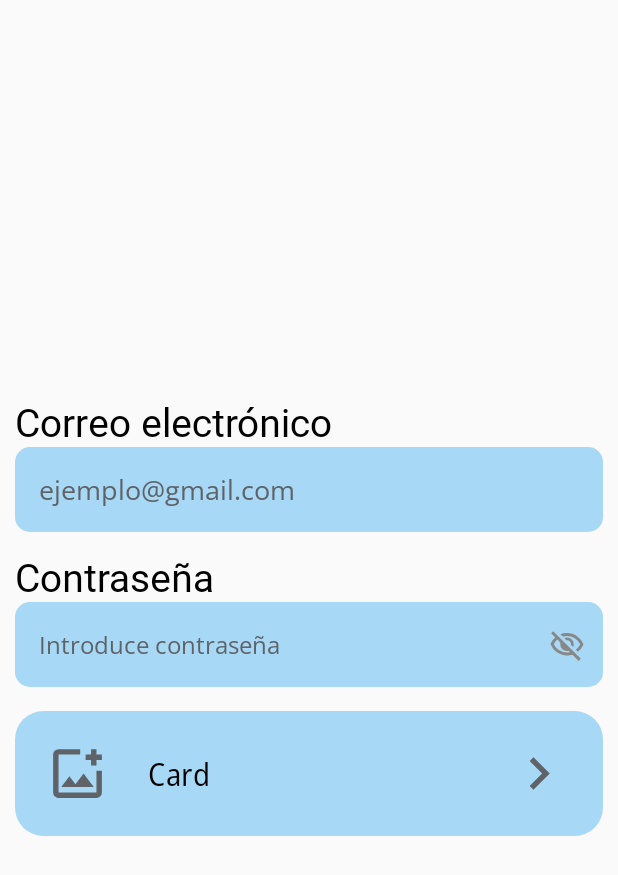
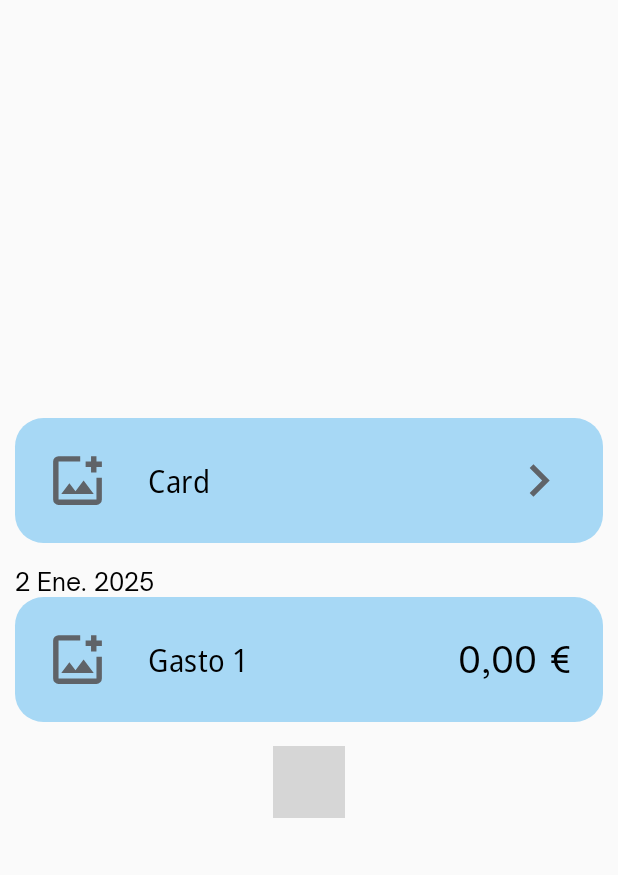
Before and after one commit to AlvaroDeMiguel/PTD-app, an Android app built with Jetpack Compose: the screen it shows after launch (MainActivity), on a phone screen of 412 x 824 dp. Shown: the top 875 px of the screen. Run offline under Robolectric (Android 15) with nearby library versions, the phone set to English and light mode, and no system bars; Roboto replaces fonts that are not available here; 3 statements that could not run were skipped; grey boxes are pictures that could not be loaded.

Commit message:
Commit - varios cards creados funcionales

```diff
--- a/app/src/main/java/com/example/ptdapp/MainActivity.kt
+++ b/app/src/main/java/com/example/ptdapp/MainActivity.kt
@@ -3,28 +3,20 @@
 import android.os.Bundle
 import androidx.activity.ComponentActivity
 import androidx.activity.compose.setContent
-import androidx.activity.enableEdgeToEdge
 import androidx.compose.foundation.layout.Arrangement
 import androidx.compose.foundation.layout.Column
 import androidx.compose.foundation.layout.Spacer
 import androidx.compose.foundation.layout.fillMaxSize
 import androidx.compose.foundation.layout.height
 import androidx.compose.foundation.layout.padding
-import androidx.compose.material3.Scaffold
-import androidx.compose.material3.Text
 import androidx.compose.runtime.Composable
-import androidx.compose.runtime.remember
 import androidx.compose.ui.Alignment
 import androidx.compose.ui.Modifier
-import androidx.compose.ui.graphics.Color
-import androidx.compose.ui.platform.LocalContext
-import androidx.compose.ui.text.TextStyle
-import androidx.compose.ui.text.font.Font
-import androidx.compose.ui.text.font.FontFamily
-import androidx.compose.ui.text.font.FontWeight
 import androidx.compose.ui.tooling.preview.Preview
 import androidx.compose.ui.unit.dp
+import com.example.ptdapp.ui.components.CustomCardGasto
 import com.example.ptdapp.ui.components.CustomCardInicio
+import com.example.ptdapp.ui.components.CustomCardSaldo
 import com.example.ptdapp.ui.components.CustomTextField
 import com.example.ptdapp.ui.components.CustomTextFieldPassword
 import com.example.ptdapp.ui.theme.PTDAppTheme
@@ -49,11 +41,11 @@
         horizontalAlignment = Alignment.CenterHorizontally,
 
     ) {
-        CustomTextField(label = "Correo electrónico", placeholder = "ejemplo@gmail.com")
+        CustomCardInicio(text = "Card")
         Spacer(modifier = Modifier.height(16.dp))
-        CustomTextFieldPassword(label = "Contraseña",placeholder = "Introduce contraseña")
+        CustomCardGasto(fecha = "2 Ene. 2025", nombreGasto = "Gasto 1", precioGasto = "0,00")
         Spacer(modifier = Modifier.height(16.dp))
-        CustomCardInicio(text = "Card")
+        CustomCardSaldo(nombreGasto = "Gasto 1", precioGasto = "0,00")
     }
 }
 
--- a/app/src/main/java/com/example/ptdapp/ui/components/Cards.kt
+++ b/app/src/main/java/com/example/ptdapp/ui/components/Cards.kt
@@ -19,12 +19,14 @@
 import androidx.compose.foundation.Image
 import androidx.compose.ui.graphics.vector.ImageVector
 import androidx.compose.ui.res.vectorResource
+import androidx.compose.ui.text.TextStyle
 import com.example.ptdapp.R
 import com.example.ptdapp.ui.theme.OpenSansNormal
 import com.example.ptdapp.ui.theme.OpenSansSemiCondensed
+import com.example.ptdapp.ui.theme.OpenSauce
 
-val IconColor = Color(0xFF5F6368) // #5f6368
-
+val IconColor = Color(0xFF5F6368)
+val CardColor = Color(0xFFA7D8F5)
 
 @OptIn(ExperimentalMaterial3Api::class)
 @Composable
@@ -34,10 +36,10 @@
 ) {
     Card(
         shape = RoundedCornerShape(19.dp),
-        colors = CardDefaults.cardColors(containerColor = Color(0xFFA7D8F5)), // Color de fondo
+        colors = CardDefaults.cardColors(containerColor = CardColor), // Color de fondo
         modifier = modifier
             .fillMaxWidth()
-            .clickable { /* Acción vacía */ }
+            .clickable { /*TODO navegar a la vista de detalle de ptd */ }
     ) {
         Row(
             modifier = Modifier
@@ -68,7 +70,7 @@
 
             Spacer(modifier = Modifier.weight(1f)) // Empuja el icono de la derecha
 
-            // Ícono a la derecha
+            // Texto a la derecha
             Icon(
                 imageVector = ImageVector.vectorResource(id = R.drawable.chevron_right),
                 contentDescription = "Flecha derecha",
@@ -79,13 +81,119 @@
     }
 }
 
+@OptIn(ExperimentalMaterial3Api::class)
+@Composable
+fun CustomCardGasto(
+    fecha: String,
+    nombreGasto: String,
+    precioGasto: String,
+    modifier: Modifier = Modifier
+) {
+    Column() {
+        // Texto que indica la fecha
+        Text(
+            text = fecha,
+            style = TextStyle(
+                fontSize = 16.sp,
+                fontFamily = OpenSauce,
+                color = Color.Black
+            ),
+        )
+        Card(
+            shape = RoundedCornerShape(19.dp),
+            colors = CardDefaults.cardColors(containerColor = CardColor), // Color de fondo
+            modifier = modifier
+                .fillMaxWidth()
+                .clickable { /*TODO navegar a la vista de detalle de gasto */ }
+        ) {
+            Row(
+                modifier = Modifier
+                    .fillMaxWidth()
+                    .padding(20.dp),
+                verticalAlignment = Alignment.CenterVertically,
+                horizontalArrangement = Arrangement.Start // Alinea los elementos a la izquierda
+            ) {
+                // Ícono a la izquierda
+                Icon(
+                    imageVector = ImageVector.vectorResource(id = R.drawable.add_photo),
+                    contentDescription = "Ícono personalizado",
+                    modifier = Modifier.size(43.dp),
+                    tint = IconColor
+                )
 
+                // Espaciado entre el ícono y el texto
+                Spacer(modifier = Modifier.width(25.dp))
+
+                // Texto más cerca del icono
+                Text(
+                    text = nombreGasto,
+                    fontSize = 21.sp,
+                    fontFamily = OpenSansSemiCondensed,
+                    color = Color.Black,
+                    textAlign = TextAlign.Start
+                )
+
+                Spacer(modifier = Modifier.weight(1f)) // Empuja el icono de la derecha
+
+                // texto del precio
+                Text(
+                    fontSize = 24.sp,
+                    text = "$precioGasto €",
+                    fontFamily = OpenSauce,
+                    color = Color.Black,
+                )
+            }
+        }
+    }
+}
+
+@OptIn(ExperimentalMaterial3Api::class)
+@Composable
+fun CustomCardSaldo(
+    nombrePersona: String,
+    gastoPersona: String,
+    modifier: Modifier = Modifier
+) {
+    Card(
+        shape = RoundedCornerShape(19.dp),
+        colors = CardDefaults.cardColors(containerColor = CardColor), // Color de fondo
+        modifier = modifier
+            .fillMaxWidth()
+    ) {
+        Row(
+            modifier = Modifier
+                .fillMaxWidth()
+                .padding(12.dp),
+            verticalAlignment = Alignment.CenterVertically,
+            horizontalArrangement = Arrangement.Start // Alinea los elementos a la izquierda
+        ) {
+            // Texto del nombre de la persona
+            Text(
+                text = nombrePersona,
+                fontSize = 22.sp,
+                fontFamily = OpenSansSemiCondensed,
+                color = Color.Black,
+                textAlign = TextAlign.Start,
+
+            )
+            Spacer(modifier = Modifier.weight(1f)) // Empuja el icono de la derecha
+            // texto del gasto de la persona
+            Text(
+                fontSize = 20.sp,
+                text = "$gastoPersona €",
+                fontFamily = OpenSauce,
+                color = Color.Black,
+            )
+        }
+    }
+}
 
 
 @Preview(showBackground = true)
 @Composable
 fun PreviewCustomCardWithIcons() {
-    CustomCardInicio(
-        text = "Ejemplo de Card",
-    )
+//    CustomCardSaldo(
+//        nombreGasto = "Ejemplo de Card",
+//        precioGasto = "0,00",
+//    )
 }
--- /dev/null
+++ b/app/src/main/java/com/example/ptdapp/ui/components/CustomAlerts.kt
@@ -0,0 +1 @@
+package com.example.ptdapp.ui.components
--- a/app/src/main/java/com/example/ptdapp/ui/components/TextFields.kt
+++ b/app/src/main/java/com/example/ptdapp/ui/components/TextFields.kt
@@ -35,7 +35,6 @@
             text = label,
             style = TextStyle(
                 fontSize = 26.sp,
-//                fontWeight = FontWeight.Bold,
                 fontFamily = Dongle,
                 color = Color.Black
             ),
--- a/app/src/main/java/com/example/ptdapp/ui/theme/Type.kt
+++ b/app/src/main/java/com/example/ptdapp/ui/theme/Type.kt
@@ -30,6 +30,10 @@
 //    Font(R.font.dongle_light, FontWeight.Light),
     Font(R.font.dongle_regular, FontWeight.Normal),
 //    Font(R.font.dongle_bold, FontWeight.Bold)
+)
+//Tipografia OpenSauce condensed
+val OpenSauce = FontFamily(
+    Font(R.font.opensauce_regular, FontWeight.Normal)
 )
 
 
```
Also changed, not shown: app/src/main/res/font/opensauce_regular.ttf (added).
